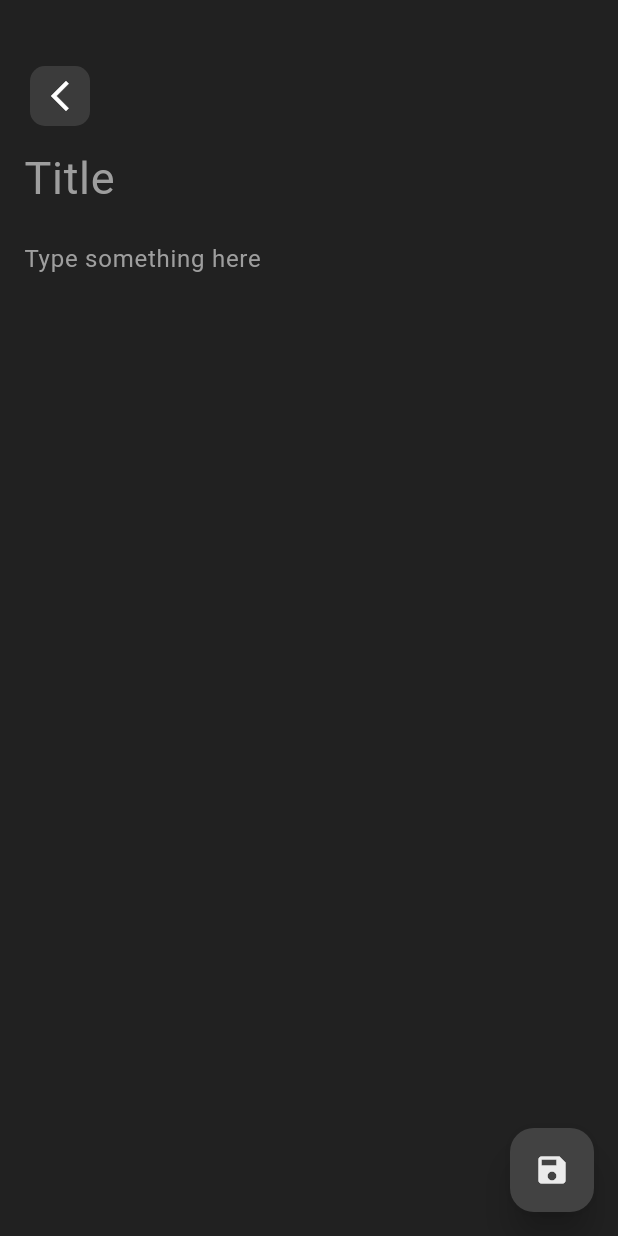
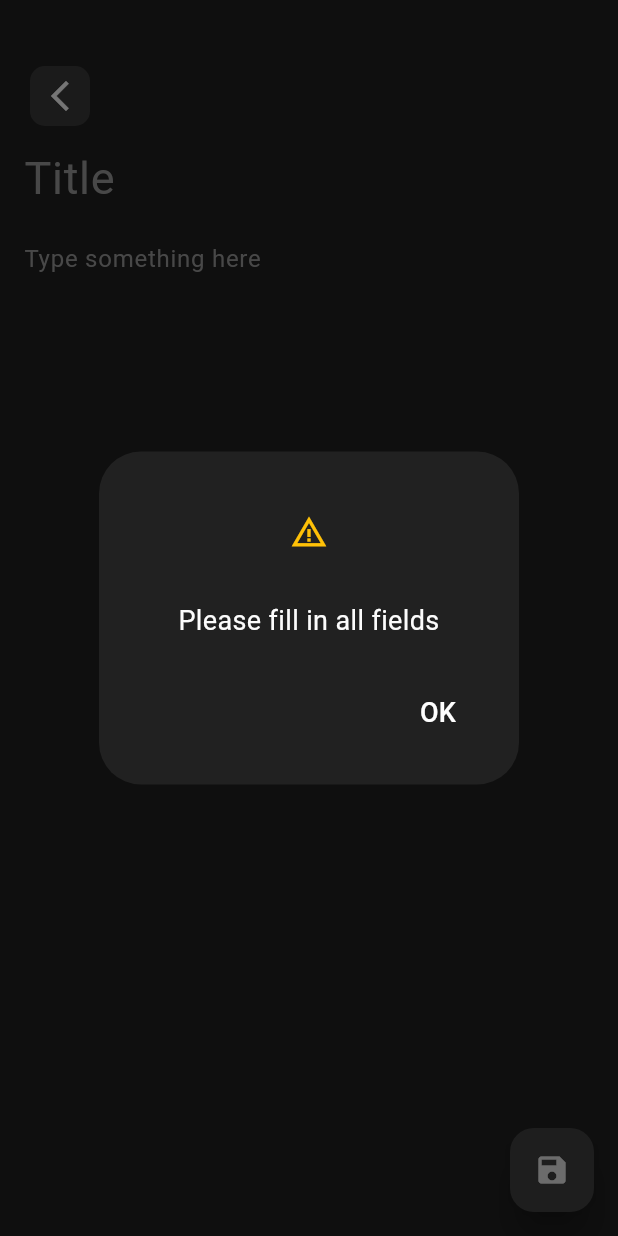
Before and after one commit to HindAlaa26/Notes-App-, a Flutter app: the EditScreen screen opened directly, after a tap on the "save" icon, on a phone screen of 412 x 824 dp. Run offline on Flutter 3.47's test engine with Material 3 defaults, Android fonts, the phone set to English and light mode, and no system bars; our stand-ins replace flutter_bloc, shared_preferences, sqflite; accounts and stored records are empty.

Commit message:
some updates

```diff
--- a/lib/cubit/states.dart
+++ b/lib/cubit/states.dart
@@ -2,18 +2,24 @@ abstract class NotesStates {}
 
  class NotesInitialState extends NotesStates {}
 
+// database
  class NotesCreateDatabaseState extends NotesStates {}
  class NotesInsertDatabaseState extends NotesStates {}
  class NotesGetDatabaseState extends NotesStates {}
  class NotesDeleteDatabaseState extends NotesStates {}
  class NotesGetDatabaseLoadingState extends NotesStates {}
 
+// update database
  class NotesUpdateTitleDatabaseState extends NotesStates {}
  class NotesUpdateSubTitleDatabaseState extends NotesStates {}
- class NotesUpdateStatusDatabaseState extends NotesStates {}
-
-
- class OnSearchTextChangedState extends NotesStates {}
- class DeleteNoteState extends NotesStates {}
  class NotesUpdateDateDatabaseState extends NotesStates {}
  class NotesUpdatetimeDatabaseState extends NotesStates {}
+
+// delete note from database
+ class DeleteNoteState extends NotesStates {}
+
+// sort notes by time
+ class NotesSortState extends NotesStates {}
+
+// search for note
+ class OnSearchTextChangedState extends NotesStates {}
--- a/lib/models/note.dart
+++ /dev/null
@@ -1,78 +0,0 @@
-class Note {
-  int id;
-  String title;
-  String content;
-  DateTime modifiedTime;
-
-  Note({
-    required this.id,
-    required this.title,
-    required this.content,
-    required this.modifiedTime,
-  });
-}
-
-
-List<Note> sampleNotes = [
-  Note(
-    id: 0,
-    title: 'Like and Subscribe',
-    content:
-        'A FREE way to support the channel is to give us a LIKE . It does not cost you but means a lot to us.\nIf you are new here please Subscribe',
-    modifiedTime: DateTime(2022,1,1,34,5),
-  ),
-  Note(
-    id: 1,
-    title: 'Recipes to Try',
-    content:
-        '1. Chicken Alfredo\n2. Vegan chili\n3. Spaghetti carbonara\n4. Chocolate lava cake',
-    modifiedTime: DateTime(2022,1,1,34,5),
-  ),
-  Note(
-    id: 2,
-    title: 'Books to Read',
-    content:
-        '1. To Kill a Mockingbird\n2. 1984\n3. The Great Gatsby\n4. The Catcher in the Rye',
-    modifiedTime: DateTime(2023,3,1,19,5),
-  ),
-  Note(
-    id: 3,
-    title: 'Gift Ideas for Mom',
-    content: '1. Jewelry box\n2. Cookbook\n3. Scarf\n4. Spa day gift card',
-   modifiedTime: DateTime(2023,1,4,16,53),
-  ),
-  Note(
-    id: 4,
-    title: 'Workout Plan',
-    content:
-        'Monday:\n- Run 5 miles\n- Yoga class\nTuesday:\n- HIIT circuit training\n- Swimming laps\nWednesday:\n- Rest day\nThursday:\n- Weightlifting\n- Spin class\nFriday:\n- Run 3 miles\n- Pilates class\nSaturday:\n- Hiking\n- Rock climbing',
-    modifiedTime: DateTime(2023,5,1,11,6),
-  ),
-  Note(
-    id: 5,
-    title: 'Bucket List',
-    content:
-        '1. Travel to Japan\n2. Learn to play the guitar\n3. Write a novel\n4. Run a marathon\n5. Start a business',
-   modifiedTime: DateTime(2023,1,6,13,9),
-  ),
-    Note(
-    id: 6,
-    title: 'Little pigs',
-    content: "Once upon a time there were three little pigs who set out to seek their fortune.",
-   modifiedTime: DateTime(2023,3,7,11,12),
-  ),
-  Note(
-    id: 7,
-    title: 'Meeting Notes',
-    content:
-        'Attendees: John, Mary, David\nAgenda:\n- Budget review\n- Project updates\n- Upcoming events',
-    modifiedTime: DateTime(2023,2,1,15,14),
-  ),
-  Note(
-    id: 8,
-    title: 'Ideas for Vacation',
-    content:
-        '1. Visit Grand Canyon\n2. Go on a hot air balloon ride\n3. Try local cuisine\n4. Attend a concert',
-    modifiedTime: DateTime(2023,2,1,12,34),
-  ),
-];
--- a/lib/screens/edit.dart
+++ b/lib/screens/edit.dart
@@ -26,15 +26,15 @@ class _EditScreenState extends State<EditScreen> {
 
     super.initState();
   }
-void _saveTask() {
+void _saveNote() {
   final title = _titleController.text;
-  final description = _contentController.text;
+  final content = _contentController.text;
 
-  if (title.isNotEmpty && description.isNotEmpty) {
+  if (title.isNotEmpty && content.isNotEmpty) {
     if (widget.note != null) {
       NotesCubit.get(context).updateNoteData(
         title: title,
-        subTitle: description,
+        subTitle: content,
         date: DateFormat.yMMMd().format(DateTime.now()),
         time: TimeOfDay.now().format(context).toString(),
         id: widget.note!['id'],
@@ -42,7 +42,7 @@ void _saveTask() {
     } else {
       NotesCubit.get(context).insertToDatabase(
         title: title,
-        subTitle: description,
+        subTitle: content,
         date: DateFormat.yMMMd().format(DateTime.now()),
         time: TimeOfDay.now().format(context).toString(),
       );
@@ -115,7 +115,54 @@ void _saveTask() {
       ),
       floatingActionButton: FloatingActionButton(
         onPressed: () {
-          _saveTask();
+          if((_contentController.text.isEmpty && _titleController.text.isEmpty) ||_contentController.text.isEmpty ||  _titleController.text.isEmpty )
+          {
+            showDialog(
+              context: context,
+              builder: (context) {
+                return AlertDialog(
+                  backgroundColor: Colors.grey.shade900,
+                  title: const SizedBox(
+                    height: 60,
+                    child: Icon(
+                      Icons.warning_amber,
+                      color: Colors.amber,
+                      size: 25,
+                    ),
+                  ),
+                  content: const Text('Please fill in all fields',
+                                            textAlign: TextAlign.center,
+
+                  style: TextStyle(
+                    color: ColorUtility.white ,
+                    fontSize: 18,
+                  ),),
+                  actions:[
+                         SizedBox(
+                        width: 60,
+                        child: TextButton(
+                            onPressed: () {
+                          Navigator.pop(context);
+                            },
+                         child:  const Text(
+                          'OK',
+                          textAlign: TextAlign.center,
+                          style: TextStyle(color: Colors.white,
+                          fontSize: 18,
+                         ),
+                        )),
+                      )
+                  ],
+                );
+              },
+            );
+            return;
+          }
+          else
+          {
+  _saveNote();
+          }
+
 
 
 
--- a/lib/shared/network/local_network/preferences_helper.dart
+++ b/lib/shared/network/local_network/preferences_helper.dart
@@ -1,5 +1,3 @@
-import 'dart:convert';
-
 import 'package:shared_preferences/shared_preferences.dart';
 
 abstract class PreferenceHelper
--- a/lib/shared/shared_component/task_item.dart
+++ b/lib/shared/shared_component/task_item.dart
@@ -1,13 +1,11 @@
 
 import 'package:flutter/material.dart';
-import 'package:intl/intl.dart';
 import 'package:notes_app/constants/colors.dart';
 import 'package:notes_app/cubit/note_cubit.dart';
 import 'package:notes_app/screens/edit.dart';
 
 
 Widget buildTaskItem({required Map model,context, required int noteIndex}) {
-
 
 NotesCubit cubit = NotesCubit.get(context);
  return Dismissible(
@@ -33,7 +31,7 @@ NotesCubit cubit = NotesCubit.get(context);
                   child: Padding(
                     padding: const EdgeInsets.all(10.0),
                     child: ListTile(
-                      onTap: () async {
+                      onTap: () {
                         Navigator.push(
                           context,
                           MaterialPageRoute(
@@ -68,7 +66,7 @@ NotesCubit cubit = NotesCubit.get(context);
                       subtitle: Padding(
                         padding: const EdgeInsets.only(top: 8.0),
                         child: Text(
-                          "${model['date']} ${model['time']}",
+                          "${model['date']} , ${model['time']}",
                           style: TextStyle(
                               fontSize: 10,
                               fontStyle: FontStyle.italic,
```
Also changed, not shown: lib/cubit/note_cubit.dart (+20 -35 lines), lib/screens/home.dart (+8 -21 lines).
